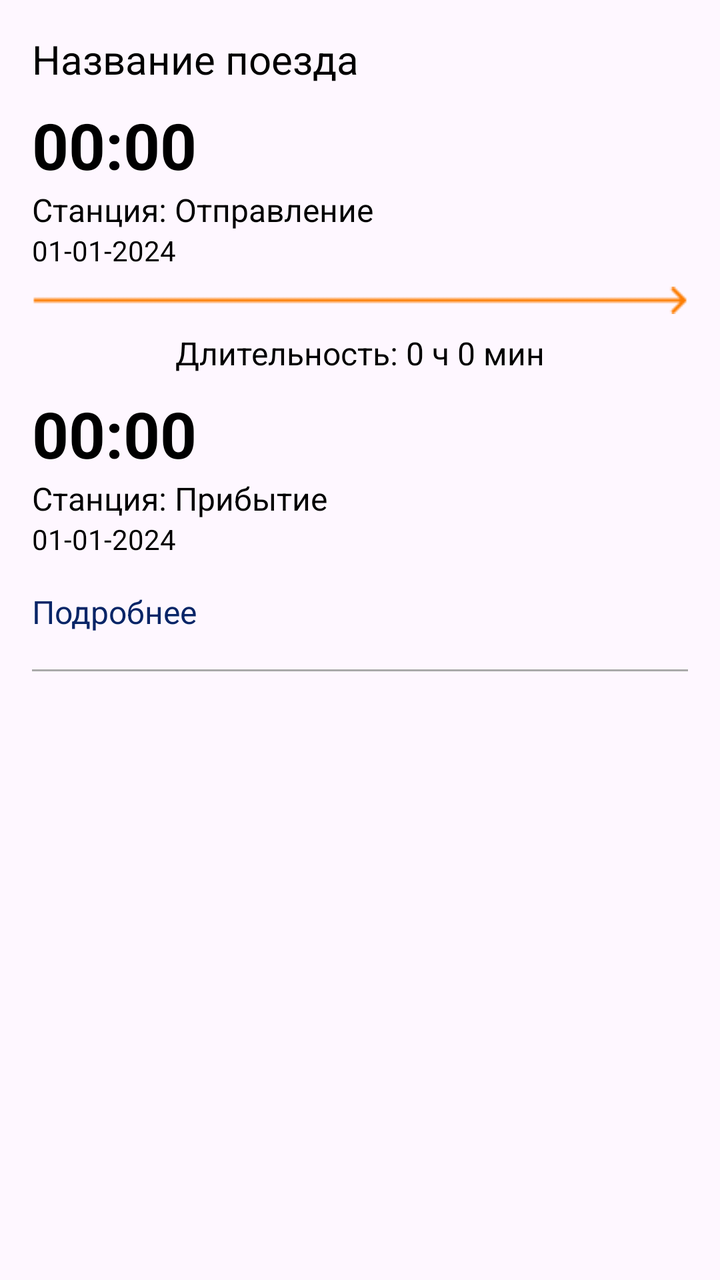
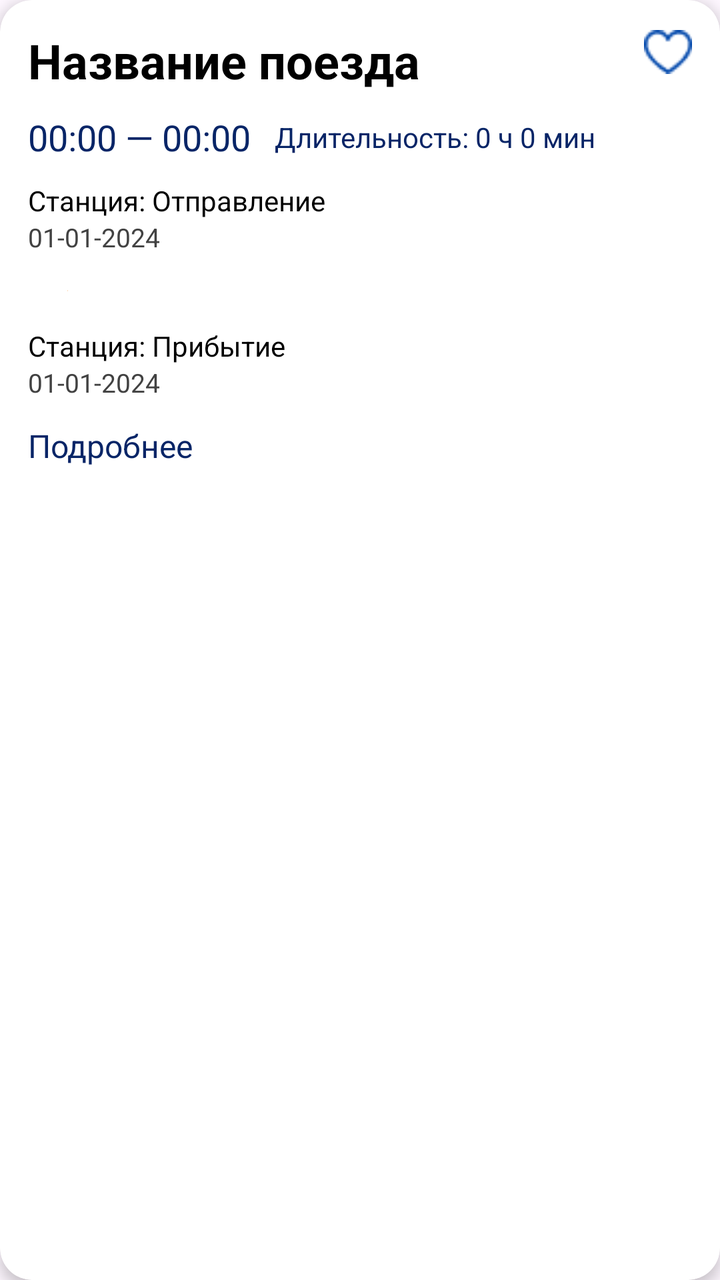

An Android layout rendered at two revisions. The XML below is the earlier revision; the diff shows what the commit changed to produce the second picture.
<!-- AndroidManifest.xml: application theme Theme.VacationVenture -->
<!-- res/layout/item_train.xml -->
<?xml version="1.0" encoding="utf-8"?>
<LinearLayout xmlns:android="http://schemas.android.com/apk/res/android"
    android:layout_width="match_parent"
    android:layout_height="wrap_content"
    android:orientation="vertical"
    android:padding="16dp"
    android:textColor="@color/black"
    android:textColorHint="@color/grey">

    
    <TextView
        android:id="@+id/title"
        android:layout_width="wrap_content"
        android:layout_height="wrap_content"
        android:text="Название поезда"
        android:textSize="20sp"
        android:textColor="@color/black"/>

    
    <LinearLayout
        android:layout_width="match_parent"
        android:layout_height="wrap_content"
        android:orientation="vertical"
        android:layout_marginTop="8dp">

        <TextView
            android:id="@+id/departureTime"
            android:layout_width="wrap_content"
            android:layout_height="wrap_content"
            android:text="00:00"
            android:textSize="32sp"
            android:textStyle="bold"
            android:textColor="@color/black"/>

        <TextView
            android:id="@+id/departureStation"
            android:layout_width="wrap_content"
            android:layout_height="wrap_content"
            android:text="Станция: Отправление"
            android:textSize="16sp"
            android:textColor="@color/black"/>

        <TextView
            android:id="@+id/departureDate"
            android:layout_width="wrap_content"
            android:layout_height="wrap_content"
            android:text="01-01-2024"
            android:textSize="14sp"
            android:textColor="@color/black"/>
    </LinearLayout>

    <ImageView
        android:layout_width="wrap_content"
        android:layout_height="wrap_content"
        android:src="@drawable/arrow"
        android:contentDescription="Стрелка"
        android:layout_marginTop="8dp"
        android:layout_marginBottom="8dp" />

    <TextView
        android:id="@+id/duration"
        android:layout_width="wrap_content"
        android:layout_height="wrap_content"
        android:text="Длительность: 0 ч 0 мин"
        android:textSize="16sp"
        android:layout_gravity="center"
        android:textColor="@color/black"/>

    
    <LinearLayout
        android:layout_width="match_parent"
        android:layout_height="wrap_content"
        android:orientation="vertical"
        android:layout_marginTop="8dp">

        <TextView
            android:id="@+id/arrivalTime"
            android:layout_width="wrap_content"
            android:layout_height="wrap_content"
            android:text="00:00"
            android:textSize="32sp"
            android:textStyle="bold"
            android:textColor="@color/black"/>

        <TextView
            android:id="@+id/arrivalStation"
            android:layout_width="wrap_content"
            android:layout_height="wrap_content"
            android:text="Станция: Прибытие"
            android:textSize="16sp"
            android:textColor="@color/black"/>

        <TextView
            android:id="@+id/arrivalDate"
            android:layout_width="wrap_content"
            android:layout_height="wrap_content"
            android:text="01-01-2024"
            android:textSize="14sp"
            android:textColor="@color/black"/>
    </LinearLayout>
    <TextView
        android:id="@+id/detail_link"
        android:layout_width="wrap_content"
        android:layout_height="wrap_content"
        android:text="Подробнее"
        android:textSize="16sp"
        android:textColor="@color/darkblue"
        android:layout_marginTop="16dp"
        android:clickable="true"
        android:focusable="true" />

    <LinearLayout
        android:layout_width="match_parent"
        android:layout_height="wrap_content"
        android:orientation="vertical"
        android:layout_marginTop="8dp"
        android:gravity="center">

        <View
            android:layout_width="match_parent"
            android:layout_height="1dp"
            android:layout_marginTop="10dp"
            android:background="@android:color/darker_gray" /> 

    </LinearLayout>
</LinearLayout>
<!-- resources referenced by this layout -->
<resources>
  <color name="black">#FF000000</color>
  <color name="darkblue">#082567</color>
  <color name="grey">#ff424242</color>
  <!-- drawable arrow: png bitmap (drawable, 353 bytes) -->
  <style name="Theme.VacationVenture" parent="Base.Theme.VacationVenture" />
  <style name="Base.Theme.VacationVenture" parent="Theme.Material3.DayNight.NoActionBar">
          <item name="colorPrimary">@color/blue</item>
          <item name="colorPrimaryVariant">@color/darkblue</item>
          <item name="colorOnPrimary">@color/white</item>
      </style>
  <color name="blue">#1164B4</color>
  <color name="white">#FFFFFFFF</color>
</resources>

<!-- the commit's change to res/layout/item_train.xml (unified diff, before → after) -->
@@ -1,126 +1,140 @@
 <?xml version="1.0" encoding="utf-8"?>
-<LinearLayout xmlns:android="http://schemas.android.com/apk/res/android"
-    android:layout_width="match_parent"
-    android:layout_height="wrap_content"
-    android:orientation="vertical"
-    android:padding="16dp"
-    android:textColor="@color/black"
-    android:textColorHint="@color/grey">
-
-    
-    <TextView
-        android:id="@+id/title"
-        android:layout_width="wrap_content"
-        android:layout_height="wrap_content"
-        android:text="Название поезда"
-        android:textSize="20sp"
-        android:textColor="@color/black"/>
-
-    
-    <LinearLayout
+<androidx.cardview.widget.CardView xmlns:android="http://schemas.android.com/apk/res/android"
+        xmlns:app="http://schemas.android.com/apk/res-auto"
         android:layout_width="match_parent"
         android:layout_height="wrap_content"
-        android:orientation="vertical"
-        android:layout_marginTop="8dp">
+        android:layout_marginHorizontal="8dp"
+        android:layout_marginVertical="6dp"
+        app:cardCornerRadius="16dp"
+        app:cardElevation="4dp">
+
+    <LinearLayout
+            android:layout_width="match_parent"
+            android:layout_height="wrap_content"
+            android:orientation="vertical"
+            android:padding="14dp">
+
+        
+        <RelativeLayout
+                android:layout_width="match_parent"
+                android:layout_height="wrap_content">
+
+            <TextView
+                    android:id="@+id/title"
+                    android:layout_width="wrap_content"
+                    android:layout_height="wrap_content"
+                    android:layout_alignParentStart="true"
+                    android:layout_toStartOf="@id/favorite_icon"
+                    android:text="Название поезда"
+                    android:textSize="24sp"
+                    android:textStyle="bold"
+                    android:textColor="@color/black" />
+
+            <ImageView
+                    android:id="@+id/favorite_icon"
+                    android:layout_width="24dp"
+                    android:layout_height="24dp"
+                    android:layout_alignParentEnd="true"
+                    android:src="@drawable/ic_favorite_border"
+                    android:contentDescription="Избранное" />
+        </RelativeLayout>
+
+        
+        <LinearLayout
+                android:layout_width="match_parent"
+                android:layout_height="wrap_content"
+                android:layout_marginTop="10dp"
+                android:orientation="horizontal"
+                android:gravity="center_vertical">
+
+            <TextView
+                    android:id="@+id/departureTime"
+                    android:layout_width="wrap_content"
+                    android:layout_height="wrap_content"
+                    android:text="00:00"
+                    android:textSize="18sp"
+                    android:textColor="@color/darkblue" />
+
+            <TextView
+                    android:layout_width="wrap_content"
+                    android:layout_height="wrap_content"
+                    android:text=" — "
+                    android:textSize="18sp"
+                    android:textColor="@color/darkblue" />
+
+            <TextView
+                    android:id="@+id/arrivalTime"
+                    android:layout_width="wrap_content"
+                    android:layout_height="wrap_content"
+                    android:text="00:00"
+                    android:textSize="18sp"
+                    android:textColor="@color/darkblue" />
+
+            <TextView
+                    android:id="@+id/duration"
+                    android:layout_width="wrap_content"
+                    android:layout_height="wrap_content"
+                    android:layout_marginStart="12dp"
+                    android:text="Длительность: 0 ч 0 мин"
+                    android:textSize="14sp"
+                    android:textColor="@color/darkblue" />
+        </LinearLayout>
+
+        
+        <TextView
+                android:id="@+id/departureStation"
+                android:layout_width="wrap_content"
+                android:layout_height="wrap_content"
+                android:layout_marginTop="10dp"
+                android:text="Станция: Отправление"
+                android:textSize="14sp"
+                android:textColor="@color/black" />
 
         <TextView
-            android:id="@+id/departureTime"
-            android:layout_width="wrap_content"
-            android:layout_height="wrap_content"
-            android:text="00:00"
-            android:textSize="32sp"
-            android:textStyle="bold"
-            android:textColor="@color/black"/>
+                android:id="@+id/departureDate"
+                android:layout_width="wrap_content"
+                android:layout_height="wrap_content"
+                android:text="01-01-2024"
+                android:textSize="13sp"
+                android:textColor="@color/grey" />
+
+        
+        <ImageView
+                android:layout_width="20dp"
+                android:layout_height="20dp"
+                android:layout_marginVertical="8dp"
+                android:src="@drawable/arrow"
+                android:contentDescription="Стрелка" />
+
+        
+        <TextView
+                android:id="@+id/arrivalStation"
+                android:layout_width="wrap_content"
+                android:layout_height="wrap_content"
+                android:text="Станция: Прибытие"
+                android:textSize="14sp"
+                android:textColor="@color/black" />
 
         <TextView
-            android:id="@+id/departureStation"
-            android:layout_width="wrap_content"
-            android:layout_height="wrap_content"
-            android:text="Станция: Отправление"
-            android:textSize="16sp"
-            android:textColor="@color/black"/>
+                android:id="@+id/arrivalDate"
+                android:layout_width="wrap_content"
+                android:layout_height="wrap_content"
+                android:text="01-01-2024"
+                android:textSize="13sp"
+                android:textColor="@color/grey" />
 
+        
         <TextView
-            android:id="@+id/departureDate"
-            android:layout_width="wrap_content"
-            android:layout_height="wrap_content"
-            android:text="01-01-2024"
-            android:textSize="14sp"
-            android:textColor="@color/black"/>
+                android:id="@+id/detail_link"
+                android:layout_width="wrap_content"
+                android:layout_height="wrap_content"
+                android:layout_marginTop="12dp"
+                android:text="Подробнее"
+                android:textSize="16sp"
+                android:textColor="@color/darkblue"
+                android:clickable="true"
+                android:focusable="true" />
+
     </LinearLayout>
 
-    <ImageView
-        android:layout_width="wrap_content"
-        android:layout_height="wrap_content"
-        android:src="@drawable/arrow"
-        android:contentDescription="Стрелка"
-        android:layout_marginTop="8dp"
-        android:layout_marginBottom="8dp" />
-
-    <TextView
-        android:id="@+id/duration"
-        android:layout_width="wrap_content"
-        android:layout_height="wrap_content"
-        android:text="Длительность: 0 ч 0 мин"
-        android:textSize="16sp"
-        android:layout_gravity="center"
-        android:textColor="@color/black"/>
-
-    
-    <LinearLayout
-        android:layout_width="match_parent"
-        android:layout_height="wrap_content"
-        android:orientation="vertical"
-        android:layout_marginTop="8dp">
-
-        <TextView
-            android:id="@+id/arrivalTime"
-            android:layout_width="wrap_content"
-            android:layout_height="wrap_content"
-            android:text="00:00"
-            android:textSize="32sp"
-            android:textStyle="bold"
-            android:textColor="@color/black"/>
-
-        <TextView
-            android:id="@+id/arrivalStation"
-            android:layout_width="wrap_content"
-            android:layout_height="wrap_content"
-            android:text="Станция: Прибытие"
-            android:textSize="16sp"
-            android:textColor="@color/black"/>
-
-        <TextView
-            android:id="@+id/arrivalDate"
-            android:layout_width="wrap_content"
-            android:layout_height="wrap_content"
-            android:text="01-01-2024"
-            android:textSize="14sp"
-            android:textColor="@color/black"/>
-    </LinearLayout>
-    <TextView
-        android:id="@+id/detail_link"
-        android:layout_width="wrap_content"
-        android:layout_height="wrap_content"
-        android:text="Подробнее"
-        android:textSize="16sp"
-        android:textColor="@color/darkblue"
-        android:layout_marginTop="16dp"
-        android:clickable="true"
-        android:focusable="true" />
-
-    <LinearLayout
-        android:layout_width="match_parent"
-        android:layout_height="wrap_content"
-        android:orientation="vertical"
-        android:layout_marginTop="8dp"
-        android:gravity="center">
-
-        <View
-            android:layout_width="match_parent"
-            android:layout_height="1dp"
-            android:layout_marginTop="10dp"
-            android:background="@android:color/darker_gray" /> 
-
-    </LinearLayout>
-</LinearLayout>
+</androidx.cardview.widget.CardView>
<!-- resource entries referenced after the edit -->
@@ -4,6 +4,7 @@
   <color name="darkblue">#082567</color>
   <color name="grey">#ff424242</color>
   <!-- drawable arrow: png bitmap (drawable, 353 bytes) -->
+  <!-- drawable ic_favorite_border: png bitmap (drawable, 656 bytes) -->
   <style name="Theme.VacationVenture" parent="Base.Theme.VacationVenture" />
   <style name="Base.Theme.VacationVenture" parent="Theme.Material3.DayNight.NoActionBar">
           <item name="colorPrimary">@color/blue</item>
